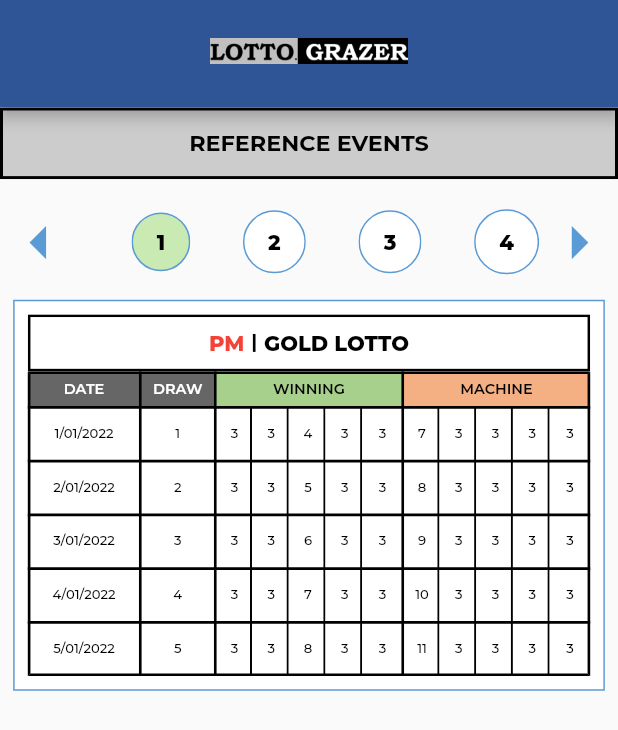
After one commit to zolovio/lotto_grazer, a Flutter app: the ReferenceEventsScreen screen opened directly, on a phone screen of 412 x 824 dp. The commit adds this screen. Shown: the top 730 px of the screen. Run offline on Flutter 3.47's test engine with Material 2 defaults, Android fonts, the phone set to English and light mode, and no system bars; our stand-ins replace cached_network_image, flutter_riverpod, flutter_screenutil, google_fonts; missing offline and left inert: flag, syncfusion_flutter_pdfviewer.

Commit message:
reference events screen added for grenco numbers

```diff
--- a/lib/features/grenco_numbers/grenco_forecast_details/grenco_forecast_details.dart
+++ b/lib/features/grenco_numbers/grenco_forecast_details/grenco_forecast_details.dart
@@ -312,7 +312,7 @@ class _GrencoForecastDetailsState extends State<GrencoForecastDetails> {
                     title: 'VIEW PLAN ON CHARTS',
                     fontsize: 14.sp,
                     fontweight: FontWeight.w600,
-                    onpress: () {},
+                    onpress: () => vm.viewReferenceEvents(context),
                   ),
                 ],
               ),
--- a/lib/features/grenco_numbers/grenco_forecast_details/grenco_forecast_details_vm.dart
+++ b/lib/features/grenco_numbers/grenco_forecast_details/grenco_forecast_details_vm.dart
@@ -1,9 +1,15 @@
-import 'package:flutter/cupertino.dart';
+import 'package:flutter/material.dart';
 import 'package:flutter_riverpod/flutter_riverpod.dart';
+import 'package:lotto_grazer/features/grenco_numbers/grenco_forecast_details/reference_events/reference_events.dart';
 
 final grencoForecastDetailsProvider =
     ChangeNotifierProvider.autoDispose<GrencoForecastDetailsVm>((ref) {
   return GrencoForecastDetailsVm();
 });
 
-class GrencoForecastDetailsVm extends ChangeNotifier {}
+class GrencoForecastDetailsVm extends ChangeNotifier {
+  void viewReferenceEvents(BuildContext context) {
+    Navigator.of(context).push(MaterialPageRoute(
+        builder: (BuildContext context) => const ReferenceEventsScreen()));
+  }
+}
--- /dev/null
+++ b/lib/features/grenco_numbers/grenco_forecast_details/reference_events/reference_events.dart
@@ -0,0 +1,371 @@
+import 'package:flutter/material.dart';
+import 'package:flutter_riverpod/flutter_riverpod.dart';
+import 'package:flutter_screenutil/flutter_screenutil.dart';
+import 'package:lotto_grazer/features/grenco_numbers/grenco_forecast_details/reference_events/reference_events_vm.dart';
+import 'package:lotto_grazer/res/colors.dart';
+import 'package:lotto_grazer/res/components/custom_appbar.dart';
+import 'package:lotto_grazer/res/components/custom_child_container.dart';
+import 'package:lotto_grazer/res/components/custom_container.dart';
+import 'package:lotto_grazer/res/components/custom_text.dart';
+import 'package:lotto_grazer/utils/utils.dart';
+
+class ReferenceEventsScreen extends StatefulWidget {
+  const ReferenceEventsScreen({super.key});
+
+  @override
+  State<ReferenceEventsScreen> createState() => _ReferenceEventsScreenState();
+}
+
+class _ReferenceEventsScreenState extends State<ReferenceEventsScreen> {
+  final ScrollController _controller = ScrollController();
+  void animateToIndex(int i) {
+    _controller.animateTo(i * 40.w,
+        duration: const Duration(seconds: 1), curve: Curves.fastOutSlowIn);
+  }
+
+  @override
+  Widget build(BuildContext context) {
+    return Consumer(builder: (context, ref, _) {
+      final vm = ref.watch(referenceEventsVmProvider);
+      return SafeArea(
+        child: Scaffold(
+          appBar: PreferredSize(
+            preferredSize: Size(Utils.width(context) * 1, 60.h),
+            child: const CustomAppBar(),
+          ),
+          body: Column(
+            children: [
+              CustomContainer(
+                width: Utils.width(context) * 1,
+                height: 40.h,
+                title: 'REFERENCE EVENTS',
+                bgColor: AppColors.greyColor.withOpacity(0.5),
+                fgColor: AppColors.blackColor,
+                fontsize: 17.sp,
+                fontweight: FontWeight.w700,
+                border: Border.all(
+                  width: 2.0,
+                  color: AppColors.blackColor,
+                ),
+              ),
+              CustomChildContainer(
+                height: 50.h,
+                margin: EdgeInsets.only(top: 10.h),
+                bgColor: Colors.transparent,
+                child: Row(
+                  crossAxisAlignment: CrossAxisAlignment.center,
+                  mainAxisAlignment: MainAxisAlignment.center,
+                  children: [
+                    GestureDetector(
+                        onTap: () {
+                          if (vm.selectedIndex <= vm.tables[0].length &&
+                              vm.selectedIndex > 1) {
+                            vm.setSelectedIndex(vm.selectedIndex - 1);
+                            animateToIndex(vm.selectedIndex);
+                          }
+                        },
+                        child: Icon(
+                          Icons.arrow_left,
+                          size: 60.sp,
+                          color: AppColors.blueColor,
+                        )),
+                    Expanded(
+                      child: ListView.builder(
+                          scrollDirection: Axis.horizontal,
+                          controller: _controller,
+                          itemCount: vm.tables[0].length,
+                          itemBuilder: (context, i) {
+                            int index = i + 1;
+                            return Padding(
+                              padding: EdgeInsets.only(
+                                left: 40.w,
+                              ),
+                              child: GestureDetector(
+                                onTap: () => vm.setSelectedIndex(index),
+                                child: CustomContainer(
+                                  // width: 60.w,
+                                  bgColor: (vm.selectedIndex == index)
+                                      ? const Color.fromARGB(255, 153, 219, 109)
+                                          .withOpacity(0.5)
+                                      : AppColors.whiteColor,
+                                  border:
+                                      Border.all(color: AppColors.blueColor),
+                                  shape: BoxShape.circle,
+                                  padding: EdgeInsets.all(18.sm),
+                                  title: '$index',
+                                  fontsize: 16.sp,
+                                  fontweight: FontWeight.w800,
+                                ),
+                              ),
+                            );
+                          }),
+                    ),
+                    GestureDetector(
+                        onTap: () {
+                          if (vm.selectedIndex < vm.tables[0].length &&
+                              vm.selectedIndex >= 1) {
+                            vm.setSelectedIndex(vm.selectedIndex + 1);
+                            animateToIndex(vm.selectedIndex);
+                          }
+                        },
+                        child: Icon(
+                          Icons.arrow_right,
+                          size: 60.sp,
+                          color: AppColors.blueColor,
+                        )),
+                  ],
+                ),
+              ),
+              Expanded(
+                child: ListView.builder(
+                    itemCount: vm.tables.length,
+                    itemBuilder: (context, index) {
+                      int tableIndex = vm.selectedIndex;
+                      return CustomChildContainer(
+                        bgColor: AppColors.whiteColor,
+                        border: Border.all(color: AppColors.blueColor),
+                        padding: EdgeInsets.all(10.sm),
+                        margin: EdgeInsets.all(10.sm),
+                        child: Column(
+                          children: [
+                            CustomChildContainer(
+                              border: Border.all(
+                                  color: AppColors.blackColor, width: 2.w),
+                              padding: EdgeInsets.all(10.sm),
+                              bgColor: AppColors.whiteColor,
+                              child: Row(
+                                  mainAxisAlignment: MainAxisAlignment.center,
+                                  children: [
+                                    CustomText(
+                                        title: vm.tables[index][tableIndex]
+                                            ['gameType'],
+                                        fontcolor: AppColors.redColor,
+                                        fontweight: FontWeight.w800,
+                                        fontsize: 16.sp,
+                                        underline: false),
+                                    SizedBox(
+                                      height: 10.h,
+                                      width: 15.w,
+                                      child: VerticalDivider(
+                                        thickness: 2.w,
+                                        width: 1.w,
+                                        color: AppColors.blackColor,
+                                      ),
+                                    ),
+                                    CustomText(
+                                        title: vm.tables[index][tableIndex]
+                                            ['gameName'],
+                                        fontcolor: AppColors.blackColor,
+                                        fontweight: FontWeight.w800,
+                                        fontsize: 16.sp,
+                                        underline: false),
+                                  ]),
+                            ),
+                            Table(
+                              columnWidths: {
+                                0: FlexColumnWidth(1.5.w),
+                                1: FlexColumnWidth(1.w),
+                                2: FlexColumnWidth(2.5.w),
+                                3: FlexColumnWidth(2.5.w),
+                              },
+                              border: TableBorder.all(
+                                color: AppColors.blackColor,
+                                style: BorderStyle.solid,
+                                width: 2.w,
+                              ),
+                              children: [
+                                TableRow(
+                                    decoration: BoxDecoration(
+                                      color:
+                                          AppColors.whiteColor.withOpacity(0.1),
+                                    ),
+                                    children: [
+                                      CustomContainer(
+                                          title: 'DATE',
+                                          align: TextAlign.center,
+                                          padding: EdgeInsets.symmetric(
+                                              vertical: 5.h, horizontal: 5.sm),
+                                          bgColor: AppColors.blackColor
+                                              .withOpacity(0.6),
+                                          fgColor: AppColors.whiteColor,
+                                          fontweight: FontWeight.w600,
+                                          fontsize: 11.sp,
+                                          underline: false),
+                                      CustomContainer(
+                                          title: 'DRAW',
+                                          align: TextAlign.center,
+                                          padding: EdgeInsets.symmetric(
+                                              vertical: 5.h, horizontal: 5.sm),
+                                          bgColor: AppColors.blackColor
+                                              .withOpacity(0.6),
+                                          fgColor: AppColors.whiteColor,
+                                          fontweight: FontWeight.w600,
+                                          fontsize: 11.sp,
+                                          underline: false),
+                                      CustomContainer(
+                                          title: 'WINNING',
+                                          align: TextAlign.center,
+                                          padding: EdgeInsets.symmetric(
+                                              vertical: 5.h, horizontal: 5.sm),
+                                          bgColor: const Color(0XFFa8d08d),
+                                          fgColor: AppColors.blackColor,
+                                          fontweight: FontWeight.w600,
+                                          fontsize: 11.sp,
+                                          underline: false),
+                                      CustomContainer(
+                                          title: 'MACHINE',
+                                          align: TextAlign.center,
+                                          padding: EdgeInsets.symmetric(
+                                              vertical: 5.h, horizontal: 5.sm),
+                                          bgColor: AppColors.orangeColor,
+                                          fgColor: AppColors.blackColor,
+                                          fontweight: FontWeight.w600,
+                                          fontsize: 11.sp,
+                                          underline: false),
+                                    ]),
+                                ...List.generate(
+                                    vm.tables[index][tableIndex]['tableData']
+                                        .length,
+                                    (i) => TableRow(children: [
+                                          CustomContainer(
+                                            height: 30.h,
+                                            title: vm.tables[index][tableIndex]
+                                                    ['tableData'][i]['date']
+                                                .toString(),
+                                            align: TextAlign.center,
+                                            padding: EdgeInsets.only(
+                                                top: 5.sm, bottom: 5.sm),
+                                            bgColor: AppColors.whiteColor
+                                                .withOpacity(0.1),
+                                            fgColor: AppColors.blackColor,
+                                            fontweight: FontWeight.w500,
+                                            fontsize: 10.sp,
+                                            underline: false,
+                                          ),
+                                          CustomContainer(
+                                            height: 30.h,
+                                            title: vm.tables[index][tableIndex]
+                                                    ['tableData'][i]['draw']
+                                                .toString(),
+                                            align: TextAlign.center,
+                                            padding: EdgeInsets.all(5.sm),
+                                            bgColor: AppColors.whiteColor
+                                                .withOpacity(0.1),
+                                            fgColor: AppColors.blackColor,
+                                            fontweight: FontWeight.w500,
+                                            fontsize: 10.sp,
+                                            underline: false,
+                                          ),
+                                          Row(
+                                            mainAxisSize: MainAxisSize.max,
+                                            mainAxisAlignment:
+                                                MainAxisAlignment.spaceEvenly,
+                                            children: List.generate(
+                                              5,
+                                              (rIndex) => CustomContainer(
+                                                width: 25.w,
+                                                height: 30.h,
+                                                title: (rIndex == 0)
+                                                    ? vm.tables[index][tableIndex]
+                                                            ['tableData'][i]
+                                                            ['w1']
+                                                        .toString()
+                                                    : (rIndex == 1)
+                                                        ? vm.tables[index][tableIndex]
+                                                                ['tableData'][i]
+                                                                ['w2']
+                                                            .toString()
+                                                        : (rIndex == 2)
+                                                            ? vm.tables[index]
+                                                                    [tableIndex]
+                                                                    ['tableData']
+                                                                    [i]['w3']
+                                                                .toString()
+                                                            : (rIndex == 3)
+                                                                ? vm.tables[index][tableIndex]['tableData'][i]['w4']
+                                                                    .toString()
+                                                                : vm.tables[index][tableIndex]['tableData'][i]['w5'].toString(),
+                                                border: (rIndex == 4)
+                                                    ? null
+                                                    : Border(
+                                                        right: BorderSide(
+                                                          width: 1.5.w,
+                                                          color: AppColors
+                                                              .blackColor,
+                                                        ),
+                                                      ),
+                                                align: TextAlign.center,
+                                                padding: EdgeInsets.all(5.sm),
+                                                bgColor: AppColors.whiteColor
+                                                    .withOpacity(0.1),
+                                                fgColor: AppColors.blackColor,
+                                                fontweight: FontWeight.w500,
+                                                fontsize: 10.sp,
+                                                underline: false,
+                                              ),
+                                            ),
+                                          ),
+                                          Row(
+                                            mainAxisAlignment:
+                                                MainAxisAlignment.spaceEvenly,
+                                            mainAxisSize: MainAxisSize.max,
+                                            children: List.generate(
+                                              5,
+                                              (rIndex) => CustomContainer(
+                                                width: 25.w,
+                                                height: 30.h,
+                                                title: (rIndex == 0)
+                                                    ? vm.tables[index][tableIndex]
+                                                            ['tableData'][i]
+                                                            ['m1']
+                                                        .toString()
+                                                    : (rIndex == 1)
+                                                        ? vm.tables[index][tableIndex]
+                                                                ['tableData'][i]
+                                                                ['m2']
+                                                            .toString()
+                                                        : (rIndex == 2)
+                                                            ? vm.tables[index]
+                                                                    [tableIndex]
+                                                                    ['tableData']
+                                                                    [i]['m3']
+                                                                .toString()
+                                                            : (rIndex == 3)
+                                                                ? vm.tables[index][tableIndex]['tableData'][i]['m4']
+                                                                    .toString()
+                                                                : vm.tables[index][tableIndex]['tableData'][i]['m5'].toString(),
+                                                border: (rIndex == 4)
+                                                    ? null
+                                                    : Border(
+                                                        right: BorderSide(
+                                                          width: 1.5.w,
+                                                          color: AppColors
+                                                              .blackColor,
+                                                        ),
+                                                      ),
+                                                align: TextAlign.center,
+                                                padding: EdgeInsets.all(5.sm),
+                                                bgColor: AppColors.whiteColor
+                                                    .withOpacity(0.1),
+                                                fgColor: AppColors.blackColor,
+                                                fontweight: FontWeight.w500,
+                                                fontsize: 10.sp,
+                                                underline: false,
+                                              ),
+                                            ),
+                                          ),
+                                        ]))
+                              ],
+                            ),
+                          ],
+                        ),
+                      );
+                    }),
+              )
+            ],
+          ),
+        ),
+      );
+    });
+  }
+}
--- /dev/null
+++ b/lib/features/grenco_numbers/grenco_forecast_details/reference_events/reference_events_vm.dart
@@ -0,0 +1,103 @@
+import 'package:flutter/material.dart';
+import 'package:flutter_riverpod/flutter_riverpod.dart';
+
+final referenceEventsVmProvider =
+    ChangeNotifierProvider.autoDispose((ref) => ReferenceEventsVm());
+
+class ReferenceEventsVm extends ChangeNotifier {
+  int _selectedIndex = 1;
+  get selectedIndex => _selectedIndex;
+  void setSelectedIndex(val) {
+    _selectedIndex = val;
+    notifyListeners();
+  }
+
+  final List tables = [
+    {
+      1: {
+        'gameType': 'PM',
+        'gameName': 'GOLD LOTTO',
+        'tableData': List.generate(
+          5,
+          (index) => {
+            "date": '${index + 1}/01/2022',
+            "draw": index + 1,
+            "w1": "3",
+            "w2": "3",
+            "w3": index + 4,
+            "w4": "3",
+            "w5": "3",
+            "m1": index + 7,
+            "m2": "3",
+            "m3": "3",
+            "m4": "3",
+            "m5": "3",
+          },
+        )
+      },
+      2: {
+        'gameType': 'PM',
+        'gameName': 'GOLD LOTTO',
+        'tableData': List.generate(
+          5,
+          (index) => {
+            "date": '${index + 6}/01/2022',
+            "draw": index + 6,
+            "w1": "3",
+            "w2": index + 1,
+            "w3": "3",
+            "w4": "3",
+            "w5": "3",
+            "m1": "3",
+            "m2": index + 8,
+            "m3": "3",
+            "m4": "3",
+            "m5": "3",
+          },
+        )
+      },
+      3: {
+        'gameType': 'PM',
+        'gameName': 'GOLD LOTTO',
+        'tableData': List.generate(
+          5,
+          (index) => {
+            "date": '${index + 10}/01/2022',
+            "draw": index + 10,
+            "w1": "3",
+            "w2": index + 2,
+            "w3": "3",
+            "w4": "3",
+            "w5": "3",
+            "m1": "3",
+            "m2": "3",
+            "m3": index + 9,
+            "m4": "3",
+            "m5": "3",
+          },
+        )
+      },
+      4: {
+        'gameType': 'PM',
+        'gameName': 'GOLD LOTTO',
+        'tableData': List.generate(
+          5,
+          (index) => {
+            "date": '${index + 12}/01/2022',
+            "draw": index + 12,
+            "w1": "3",
+            "w2": "3",
+            "w3": index + 5,
+            "w4": "3",
+            "w5": "3",
+            "m1": "3",
+            "m2": "3",
+            "m3": "3",
+            "m4": index + 7,
+            "m5": "3",
+          },
+        )
+      },
+    }
+  ];
+}
--- a/lib/features/grenco_numbers/grenco_numbers_screen.dart
+++ b/lib/features/grenco_numbers/grenco_numbers_screen.dart
@@ -8,8 +8,6 @@ import 'package:lotto_grazer/res/components/grenco_numbers_analysis_card.dart';
 import 'package:lotto_grazer/res/components/common_drop_down.dart';
 import 'package:lotto_grazer/res/components/custom_appbar.dart';
 import 'package:lotto_grazer/res/components/custom_button.dart';
-import 'package:lotto_grazer/res/components/custom_child_container.dart';
-import 'package:lotto_grazer/res/components/custom_radio_button.dart';
 import 'package:lotto_grazer/res/components/custom_text.dart';
 import 'package:lotto_grazer/res/components/info_widget.dart';
 import 'package:lotto_grazer/utils/utils.dart';
```
